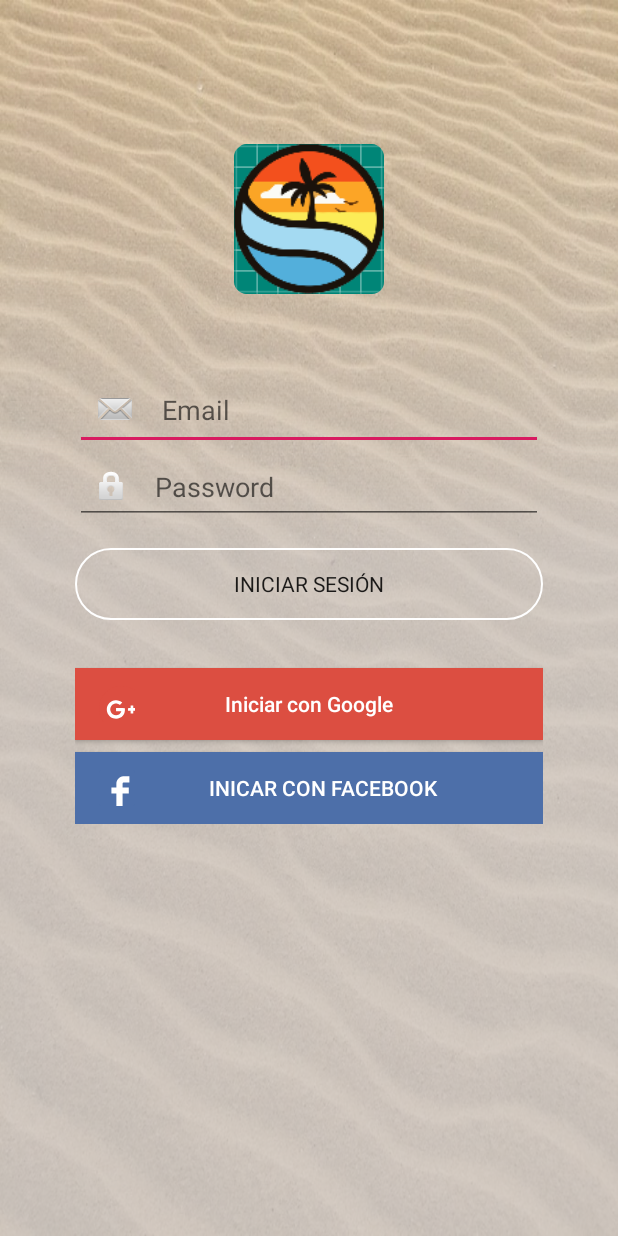
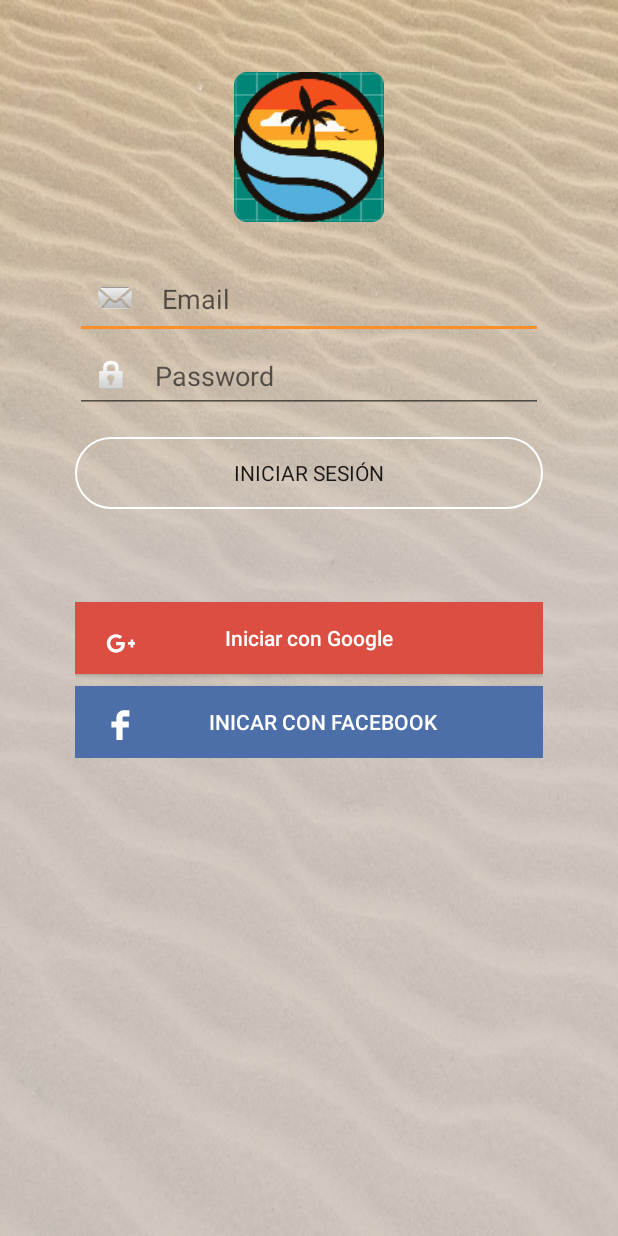
Before and after one commit to JMO17/ClearSand, an Android app: the screen it shows after launch (LoginActivity), on a phone screen of 412 x 824 dp. Run offline under Robolectric (Android 15) with nearby library versions, the phone set to English and light mode, and no system bars; Roboto replaces fonts that are not available here.

Commit message:
VentanaLogin Javier Cambiado la distribución de los elementos Cambiado el AccentColor

```diff
--- a/app/src/main/res/layout/activity_login.xml
+++ b/app/src/main/res/layout/activity_login.xml
@@ -21,9 +21,9 @@
         android:layout_height="100dp"
         android:layout_alignParentTop="true"
         android:layout_centerHorizontal="true"
-        android:layout_marginTop="96dp"
-        android:background="@mipmap/ic_launcher"
-        android:contentDescription="@string/img_desc_login" />
+        android:layout_marginTop="48dp"
+        android:contentDescription="@string/img_desc_login"
+        app:srcCompat="@mipmap/ic_launcher" />
 
     <LinearLayout
         android:id="@+id/linearVertLogin"
@@ -34,7 +34,7 @@
         android:layout_alignParentLeft="true"
         android:layout_marginStart="50dp"
         android:layout_marginLeft="50dp"
-        android:layout_marginTop="50dp"
+        android:layout_marginTop="24dp"
         android:layout_marginEnd="50dp"
         android:layout_marginRight="50dp"
         android:layout_marginBottom="50dp"
@@ -52,7 +52,7 @@
             android:padding="12dp" />
 
         <EditText
-            android:id="@+id/editText2"
+            android:id="@+id/etPasswordLogin"
             android:layout_width="match_parent"
             android:layout_height="wrap_content"
             android:drawableLeft="@android:drawable/ic_lock_idle_lock"
@@ -75,10 +75,7 @@
             android:id="@+id/btnGoogleLogin"
             android:layout_width="match_parent"
             android:layout_height="wrap_content"
-            android:layout_alignParentStart="true"
-            android:layout_alignParentLeft="true"
-            android:layout_alignParentBottom="true"
-            android:layout_marginTop="32dp"
+            android:layout_marginTop="62dp"
             android:background="#DC4E41"
             android:drawableLeft="@drawable/ic_google_plus"
             android:paddingLeft="16dp"
@@ -91,9 +88,6 @@
             android:id="@+id/btnFacebookLogin"
             android:layout_width="match_parent"
             android:layout_height="wrap_content"
-            android:layout_alignTop="@+id/btnGoogleLogin"
-            android:layout_alignParentEnd="true"
-            android:layout_alignParentRight="true"
             android:layout_marginTop="8dp"
             android:background="#4D6FA9"
             android:drawableLeft="@drawable/ic_facebook"
--- a/app/src/main/res/values/colors.xml
+++ b/app/src/main/res/values/colors.xml
@@ -2,14 +2,14 @@
 <resources>
     <color name="colorPrimary">#008577</color>
     <color name="colorPrimaryDark">#00574B</color>
-    <color name="colorAccent">#d81b60</color>
+    <color name="colorAccent">#fa8e29</color> <!-- Original #d81b60 -->
     <color name="textColorLogin">#3D4B5C</color>
 
     <!-- Paleta de colores base -->
     <color name="verde">#007966</color>
     <color name="azul">#53AFDB</color>
     <color name="azulClaro">#A4DAF2</color>
-    <color name="naranja">#FA8E29</color>
+    <color name="naranja">#fa8e29</color>
     <color name="beige">#F1E9C0</color>
     <color name="grisTransparente">#bacdc9c9</color>
 
```
